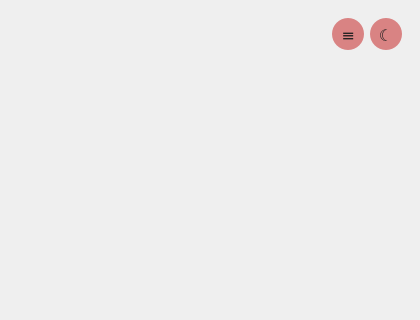
Qt form forms/mainwindow.ui (AaryaTalgaonkar/openvpn3-gui) before a commit; both pictures show x 0 to 420 and y 0 to 320 of the 420 by 550 pixel window.
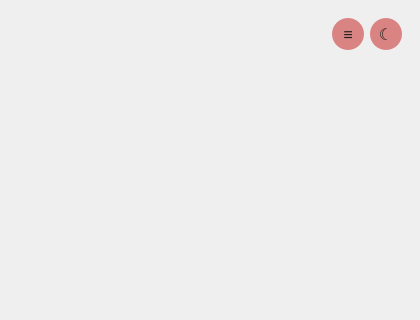
The same form after that commit.

Commit message: add get started ui

What changed in the file:
```diff
--- a/forms/mainwindow.ui
+++ b/forms/mainwindow.ui
@@ -34,6 +34,22 @@
   <widget class="QWidget" name="centralwidget">
    <layout class="QVBoxLayout" name="centralLayout">
     <property name="leftMargin">
+     <number>0</number>
+    </property>
+    <property name="topMargin">
+     <number>0</number>
+    </property>
+    <property name="rightMargin">
+     <number>0</number>
+    </property>
+    <property name="bottomMargin">
+     <number>0</number>
+    </property>
+    <item>
+     <widget class="QStackedWidget" name="rootStack">
+      <widget class="QWidget" name="normalContentPage">
+       <layout class="QVBoxLayout" name="normalContentLayout">
+        <property name="leftMargin">
      <number>18</number>
     </property>
     <property name="topMargin">
@@ -154,6 +170,11 @@
     <widget class="QWidget" name="connectPage"/>
     <widget class="QWidget" name="connectingPage"/>
     <widget class="QWidget" name="disconnectPage"/>
+         </widget>
+        </item>
+       </layout>
+      </widget>
+      <widget class="QWidget" name="getStartedPage"/>
      </widget>
     </item>
    </layout>
```
Lines whose indentation alone changed are shown as unchanged. The commit also changes 4 other files.
